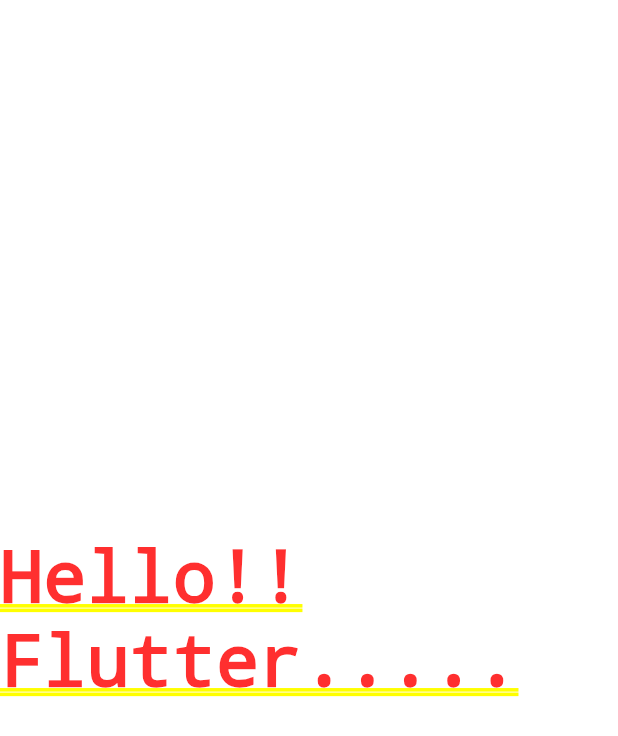
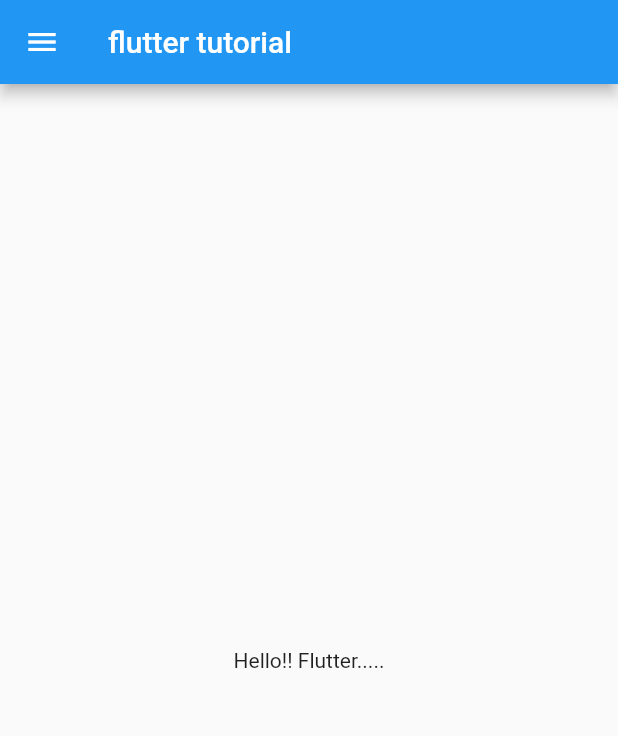
Before and after one commit to tbsvishalparmar/tbsvishalparmar, a Flutter app: the screen it shows after launch, on a phone screen of 412 x 824 dp. Shown: the top 736 px of the screen. Run offline on Flutter 3.47's test engine with Material 2 defaults, Android fonts, the phone set to English and light mode, and no system bars.

Commit message:
day 2
Signed-off-by: nazifha <tbs.nazifha@gmail.com>

```diff
--- a/lib/main.dart
+++ b/lib/main.dart
@@ -1,20 +1,23 @@
 import 'package:flutter/material.dart';
+import 'package:flutter_tutorial/pages/home_page.dart';
 
-void main(){
+void main() {
   runApp(MyApp());
 }
 
 class MyApp extends StatelessWidget {
-  const MyApp({ Key key }) : super(key: key);
+  const MyApp({Key key}) : super(key: key);
 
   @override
   Widget build(BuildContext context) {
     return MaterialApp(
-      home: Center(
-        child: Container(
-          child: Text("Hello!! Flutter....."),
-        ),
-      )
+      home: HomePage(),
     );
   }
+
+void bringVegitables(){
+
 }
+
+
+}
--- /dev/null
+++ b/lib/pages/home_page.dart
@@ -0,0 +1,20 @@
+import 'package:flutter/material.dart';
+
+class HomePage extends StatelessWidget {
+  @override
+  Widget build(BuildContext context) {
+    return Scaffold(
+      appBar: AppBar(
+        title: Text("flutter tutorial"),
+      ),
+      body: Center(
+        child: Container(
+          child: Text("Hello!! Flutter....."),
+        ),
+      ),
+      drawer: Drawer(
+        elevation: 20,
+      ),
+    );
+  }
+}
```
